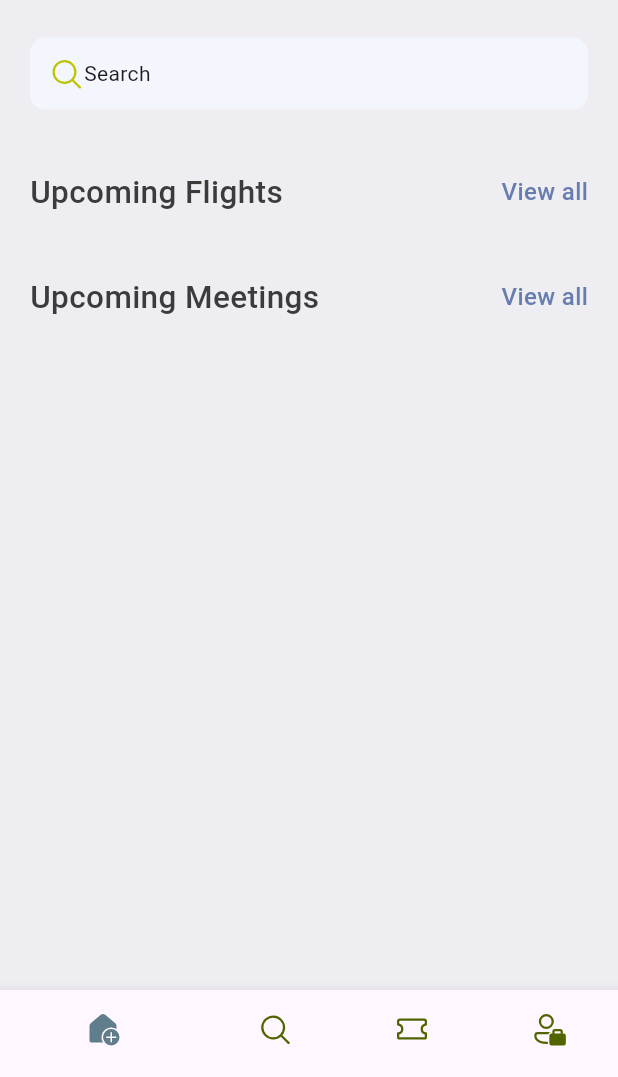
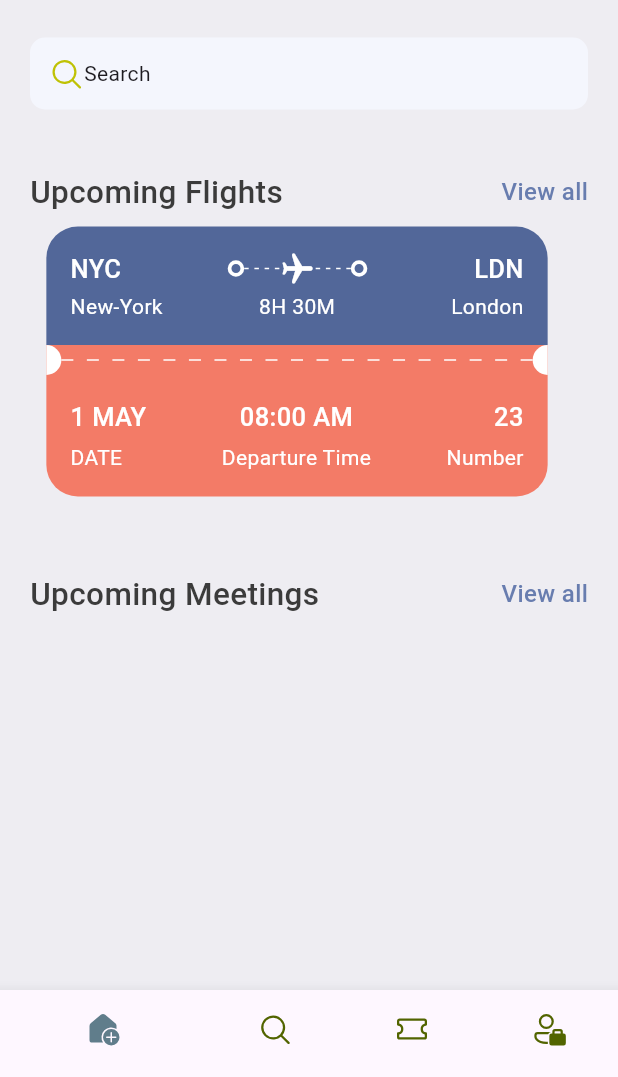
Before and after one commit to spicy-samson/ticket-app, a Flutter app: the screen it shows after launch, on a phone screen of 412 x 824 dp, the part 159-1236 px from its top. Run offline on Flutter 3.47's test engine with Material 3 defaults, Android fonts, the phone set to English and light mode, and no system bars; our stand-ins replace fluentui_icons.

Commit message:
5:55:15 mark

```diff
--- a/lib/base/res/styles/app_styles.dart
+++ b/lib/base/res/styles/app_styles.dart
@@ -6,6 +6,8 @@ class AppStyles {
   static Color primaryColor = primary;
   static Color textColor = const Color(0xFF3b3b3b);
   static Color bgColor = const Color(0xFFeeedf2);
+  static Color ticketBlue = const Color(0xFF526799);
+  static Color ticketOrange = const Color(0xFFF37B67);
 
   static TextStyle textStyle =
       TextStyle(fontSize: 16, fontWeight: FontWeight.w500, color: textColor);
@@ -21,4 +23,7 @@ class AppStyles {
 
   static TextStyle headLineStyle3 =
       const TextStyle(fontSize: 17, fontWeight: FontWeight.w500);
+
+  static TextStyle headLineStyle4 =
+      const TextStyle(fontSize: 14, fontWeight: FontWeight.w400);
 }
--- /dev/null
+++ b/lib/base/widgets/app_column_text_layout.dart
@@ -0,0 +1,29 @@
+import 'package:flutter/material.dart';
+import 'package:ticket_app/base/widgets/text_style_fourth.dart';
+import 'package:ticket_app/base/widgets/text_style_third.dart';
+
+class AppColumnTextLayout extends StatelessWidget {
+  final String topText;
+  final String bottomText;
+  final CrossAxisAlignment alignment;
+
+  const AppColumnTextLayout(
+      {super.key,
+      required this.topText,
+      required this.bottomText,
+      required this.alignment});
+
+  @override
+  Widget build(BuildContext context) {
+    return Column(
+      crossAxisAlignment: alignment,
+      children: [
+        TextStyleThird(text: topText),
+        const SizedBox(
+          height: 5,
+        ),
+        TextStyleFourth(text: bottomText),
+      ],
+    );
+  }
+}
--- /dev/null
+++ b/lib/base/widgets/app_layoutbuilder_widget.dart
@@ -0,0 +1,31 @@
+import 'package:flutter/material.dart';
+
+class AppLayoutbuilderWidget extends StatelessWidget {
+  final int randomDivider;
+  final double width;
+
+  const AppLayoutbuilderWidget(
+      {super.key, required this.randomDivider, this.width = 3});
+
+  @override
+  Widget build(BuildContext context) {
+    return LayoutBuilder(
+        builder: (BuildContext context, BoxConstraints constraints) {
+      print("${constraints.constrainWidth().floor()}");
+      return Flex(
+        mainAxisAlignment: MainAxisAlignment.spaceBetween,
+        direction: Axis.horizontal,
+        children: List.generate(
+            (constraints.constrainWidth() / randomDivider).floor(),
+            (index) => SizedBox(
+                  width: width,
+                  height: 1,
+                  child: const DecoratedBox(
+                      decoration: BoxDecoration(
+                    color: Colors.white,
+                  )),
+                )),
+      );
+    });
+  }
+}
--- /dev/null
+++ b/lib/base/widgets/big_circle.dart
@@ -0,0 +1,28 @@
+import 'package:flutter/material.dart';
+
+class BigCircle extends StatelessWidget {
+  final bool isRight;
+
+  const BigCircle({super.key, required this.isRight});
+
+  @override
+  Widget build(BuildContext context) {
+    return SizedBox(
+      height: 20,
+      width: 10,
+      child: DecoratedBox(
+        decoration: BoxDecoration(
+            color: Colors.white,
+            borderRadius: isRight == true
+                ? const BorderRadius.only(
+                    topLeft: Radius.circular(10),
+                    bottomLeft: Radius.circular(10),
+                  )
+                : const BorderRadius.only(
+                    topRight: Radius.circular(10),
+                    bottomRight: Radius.circular(10),
+                  )),
+      ),
+    );
+  }
+}
--- /dev/null
+++ b/lib/base/widgets/big_dot.dart
@@ -0,0 +1,18 @@
+import 'package:flutter/material.dart';
+
+class BigDot extends StatelessWidget {
+  const BigDot({super.key});
+
+  @override
+  Widget build(BuildContext context) {
+    return Container(
+      padding: EdgeInsets.all(3),
+      decoration: BoxDecoration(
+          border: Border.all(
+            width: 2.5,
+            color: Colors.white,
+          ),
+          borderRadius: BorderRadius.circular(20)),
+    );
+  }
+}
--- /dev/null
+++ b/lib/base/widgets/text_style_fourth.dart
@@ -0,0 +1,20 @@
+import 'package:flutter/material.dart';
+
+import '../res/styles/app_styles.dart';
+
+class TextStyleFourth extends StatelessWidget {
+  final String text;
+  final TextAlign align;
+
+  const TextStyleFourth(
+      {super.key, required this.text, this.align = TextAlign.start});
+
+  @override
+  Widget build(BuildContext context) {
+    return Text(
+      text,
+      textAlign: align,
+      style: AppStyles.headLineStyle4.copyWith(color: Colors.white),
+    );
+  }
+}
--- /dev/null
+++ b/lib/base/widgets/text_style_third.dart
@@ -0,0 +1,17 @@
+import 'package:flutter/material.dart';
+
+import '../res/styles/app_styles.dart';
+
+class TextStyleThird extends StatelessWidget {
+  final String text;
+
+  const TextStyleThird({super.key, required this.text});
+
+  @override
+  Widget build(BuildContext context) {
+    return Text(
+      text,
+      style: AppStyles.headLineStyle3.copyWith(color: Colors.white),
+    );
+  }
+}
--- /dev/null
+++ b/lib/base/widgets/ticket_view.dart
@@ -0,0 +1,143 @@
+import 'package:flutter/material.dart';
+import 'package:ticket_app/base/widgets/app_column_text_layout.dart';
+import 'package:ticket_app/base/widgets/app_layoutbuilder_widget.dart';
+import 'package:ticket_app/base/widgets/big_circle.dart';
+import 'package:ticket_app/base/widgets/big_dot.dart';
+import 'package:ticket_app/base/widgets/text_style_fourth.dart';
+import 'package:ticket_app/base/widgets/text_style_third.dart';
+
+import '../res/styles/app_styles.dart';
+
+class TicketView extends StatelessWidget {
+  const TicketView({super.key});
+
+  @override
+  Widget build(BuildContext context) {
+    final size = MediaQuery.of(context).size;
+    return SizedBox(
+      width: size.width * 0.85,
+      height: 190,
+      child: Container(
+        margin: const EdgeInsets.only(right: 16),
+        child: Column(
+          children: [
+            //blue part of the ticket
+            Container(
+              padding: const EdgeInsets.all(16),
+              decoration: BoxDecoration(
+                  color: AppStyles.ticketBlue,
+                  borderRadius: const BorderRadius.only(
+                      topLeft: Radius.circular(21),
+                      topRight: Radius.circular(21))),
+              child: Column(
+                children: [
+                  //SHow departure and destination with icons first line
+                  Row(
+                    children: [
+                      const TextStyleThird(text: "NYC"),
+                      Expanded(child: Container()),
+                      const BigDot(),
+                      Expanded(
+                          child: Stack(
+                        children: [
+                          const SizedBox(
+                            height: 24,
+                            child: AppLayoutbuilderWidget(randomDivider: 6),
+                          ),
+                          Center(
+                            child: Transform.rotate(
+                              angle: 1.57,
+                              child: const Icon(
+                                Icons.local_airport_rounded,
+                                color: Colors.white,
+                              ),
+                            ),
+                          )
+                        ],
+                      )),
+                      const BigDot(),
+                      Expanded(child: Container()),
+                      const TextStyleThird(text: "LDN")
+                    ],
+                  ),
+                  const SizedBox(
+                    height: 3,
+                  ),
+                  //Show departure and destination names with time
+                  Row(
+                    children: [
+                      const SizedBox(
+                          width: 100, child: TextStyleFourth(text: "New-York")),
+                      Expanded(child: Container()),
+                      const TextStyleFourth(text: "8H 30M"),
+                      Expanded(child: Container()),
+                      const SizedBox(
+                          width: 100,
+                          child: TextStyleFourth(
+                              text: "London", align: TextAlign.end)),
+                    ],
+                  )
+                ],
+              ),
+            ),
+            //circles and dashes
+            Container(
+              height: 20,
+              color: AppStyles.ticketOrange,
+              child: const Row(
+                children: [
+                  BigCircle(
+                    isRight: false,
+                  ),
+                  Expanded(
+                    child: AppLayoutbuilderWidget(
+                      randomDivider: 16,
+                      width: 8,
+                    ),
+                  ),
+                  BigCircle(
+                    isRight: true,
+                  ),
+                ],
+              ),
+            ),
+            //orange part of the ticket
+            Container(
+              padding: const EdgeInsets.all(16),
+              decoration: BoxDecoration(
+                  color: AppStyles.ticketOrange,
+                  borderRadius: const BorderRadius.only(
+                      bottomLeft: Radius.circular(21),
+                      bottomRight: Radius.circular(21))),
+              child: const Column(
+                children: [
+                  //SHow departure and destination with icons first line
+                  Row(
+                    mainAxisAlignment: MainAxisAlignment.spaceBetween,
+                    children: [
+                      AppColumnTextLayout(
+                        topText: "1 MAY",
+                        bottomText: "DATE",
+                        alignment: CrossAxisAlignment.start,
+                      ),
+                      AppColumnTextLayout(
+                        topText: "08:00 AM",
+                        bottomText: "Departure Time",
+                        alignment: CrossAxisAlignment.center,
+                      ),
+                      AppColumnTextLayout(
+                        topText: "23",
+                        bottomText: "Number",
+                        alignment: CrossAxisAlignment.end,
+                      ),
+                    ],
+                  ),
+                ],
+              ),
+            ),
+          ],
+        ),
+      ),
+    );
+  }
+}
--- a/lib/screens/home_screen.dart
+++ b/lib/screens/home_screen.dart
@@ -2,6 +2,7 @@ import 'package:fluentui_icons/fluentui_icons.dart';
 import 'package:flutter/material.dart';
 import 'package:ticket_app/base/media.dart';
 import 'package:ticket_app/base/res/styles/app_styles.dart';
+import 'package:ticket_app/base/widgets/ticket_view.dart';
 
 import '../base/widgets/app_double_text.dart';
 
@@ -76,6 +77,10 @@ class HomeScreen extends StatelessWidget {
                   bigText: "Upcoming Flights",
                   smallText: "View all",
                 ),
+                SizedBox(
+                  height: 8,
+                ),
+                TicketView(),
                 const SizedBox(
                   height: 40,
                 ),
```
Also changed, not shown: lib/generated/assets.dart.
